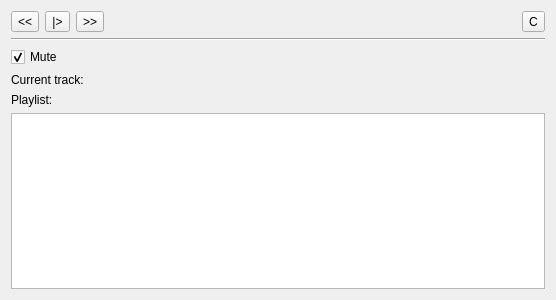
Above: libraries/mvp-player-qtgui/src/mvp-player-qtgui/ui/MVPPlayerRemoteDialog.ui from edubois/mvp-player before the change. Below: the same form after it.
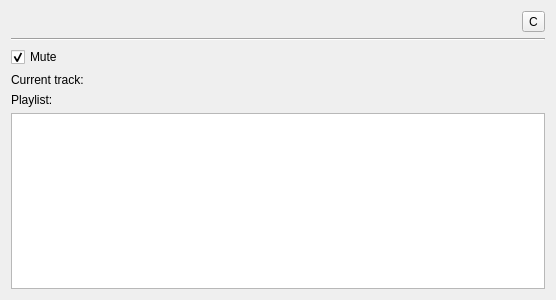
That is the form after the change. Icons and pictures are not drawn.

Commit message:
mvpplayer-qt: refactored the way player buttons are handled.
* Added some xml descriptors for buttons (skinnable)
* Improved genericity

The edit to the form file:
```diff
--- a/libraries/mvp-player-qtgui/src/mvp-player-qtgui/ui/MVPPlayerRemoteDialog.ui
+++ b/libraries/mvp-player-qtgui/src/mvp-player-qtgui/ui/MVPPlayerRemoteDialog.ui
@@ -22,58 +22,7 @@
      <item>
       <layout class="QHBoxLayout" name="horizontalLayout">
        <item>
-        <widget class="QToolButton" name="btnPrevious">
-         <property name="text">
-          <string>&lt;&lt;</string>
-         </property>
-         <property name="icon">
-          <iconset resource="../resources/mvpplayer.qrc">
-           <normaloff>:/mvpplayer/action/backward.png</normaloff>:/mvpplayer/action/backward.png</iconset>
-         </property>
-         <property name="iconSize">
-          <size>
-           <width>32</width>
-           <height>32</height>
-          </size>
-         </property>
-        </widget>
-       </item>
-       <item>
-        <widget class="QToolButton" name="btnPlayStop">
-         <property name="text">
-          <string>|&gt;</string>
-         </property>
-         <property name="icon">
-          <iconset resource="../resources/mvpplayer.qrc">
-           <normaloff>:/mvpplayer/action/play.png</normaloff>:/mvpplayer/action/play.png</iconset>
-         </property>
-         <property name="iconSize">
-          <size>
-           <width>32</width>
-           <height>32</height>
-          </size>
-         </property>
-        </widget>
-       </item>
-       <item>
-        <widget class="QToolButton" name="btnNext">
-         <property name="text">
-          <string>&gt;&gt;</string>
-         </property>
-         <property name="icon">
-          <iconset resource="../resources/mvpplayer.qrc">
-           <normaloff>:/mvpplayer/action/forward.png</normaloff>:/mvpplayer/action/forward.png</iconset>
-         </property>
-         <property name="iconSize">
-          <size>
-           <width>32</width>
-           <height>32</height>
-          </size>
-         </property>
-         <property name="popupMode">
-          <enum>QToolButton::DelayedPopup</enum>
-         </property>
-        </widget>
+        <layout class="QHBoxLayout" name="layoutButtonsBar"/>
        </item>
        <item>
         <spacer name="horizontalSpacer">
```
Left out of the diff: 3 changed lines with no effect on the pictures. The commit also changes 14 other files.
